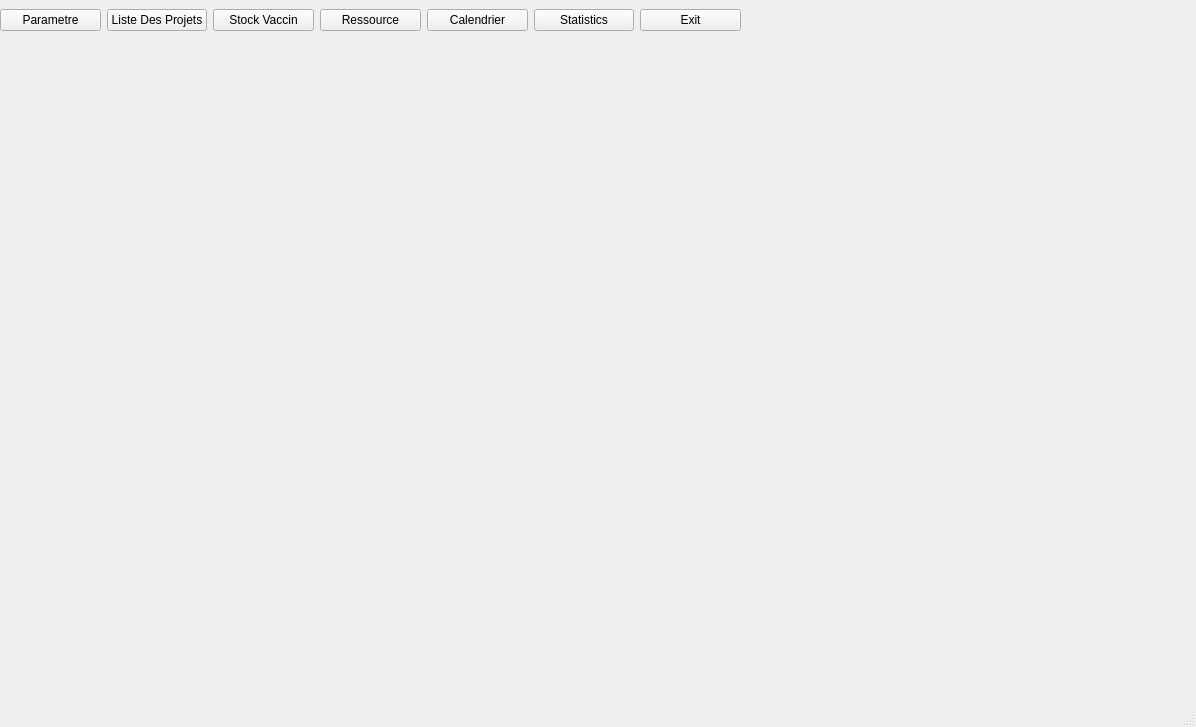
Before: the Qt Designer form mainwindow.ui in ProjetCPP-S2-2A15/projetcpp2a15-vaccicare, drawn with Qt 5.
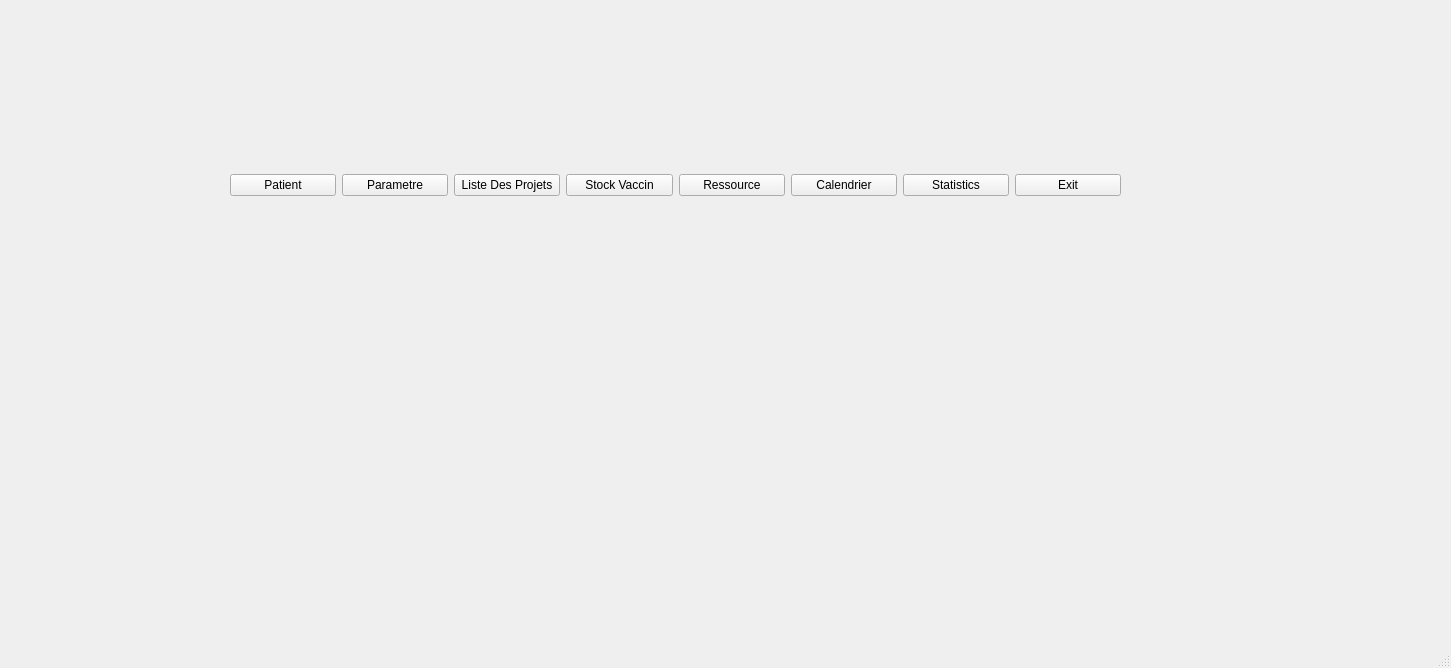
After: the same form once the commit is applied.

Commit message: intégration patient 1.0

What changed in the file:
```diff
--- a/mainwindow.ui
+++ b/mainwindow.ui
@@ -6,8 +6,8 @@
    <rect>
     <x>0</x>
     <y>0</y>
-    <width>1196</width>
-    <height>727</height>
+    <width>1451</width>
+    <height>668</height>
    </rect>
   </property>
   <property name="windowTitle">
@@ -17,13 +17,20 @@
    <widget class="QWidget" name="horizontalLayoutWidget">
     <property name="geometry">
      <rect>
-      <x>0</x>
-      <y>0</y>
-      <width>741</width>
-      <height>41</height>
+      <x>230</x>
+      <y>170</y>
+      <width>891</width>
+      <height>31</height>
      </rect>
     </property>
     <layout class="QHBoxLayout" name="horizontalLayout">
+     <item>
+      <widget class="QPushButton" name="ButtonPatient">
+       <property name="text">
+        <string>Patient</string>
+       </property>
+      </widget>
+     </item>
      <item>
       <widget class="QPushButton" name="ButtonParametre">
        <property name="text">
```
Left out of the diff: 4 changed lines with no effect on the pictures. The commit also changes 15 other files.
